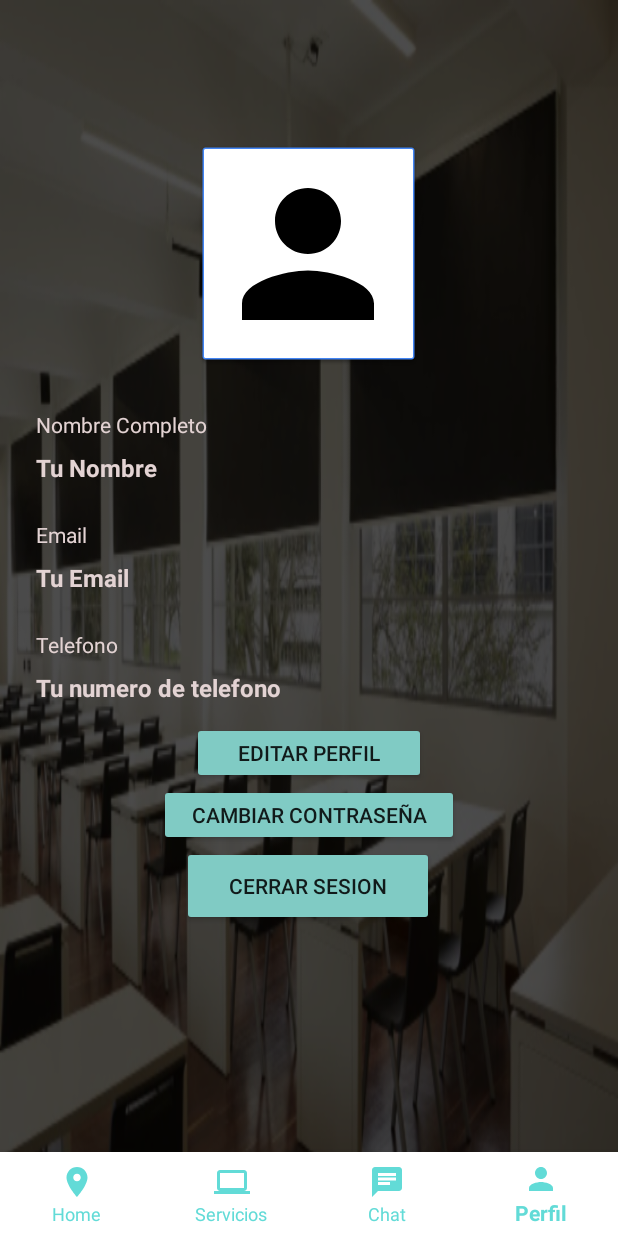
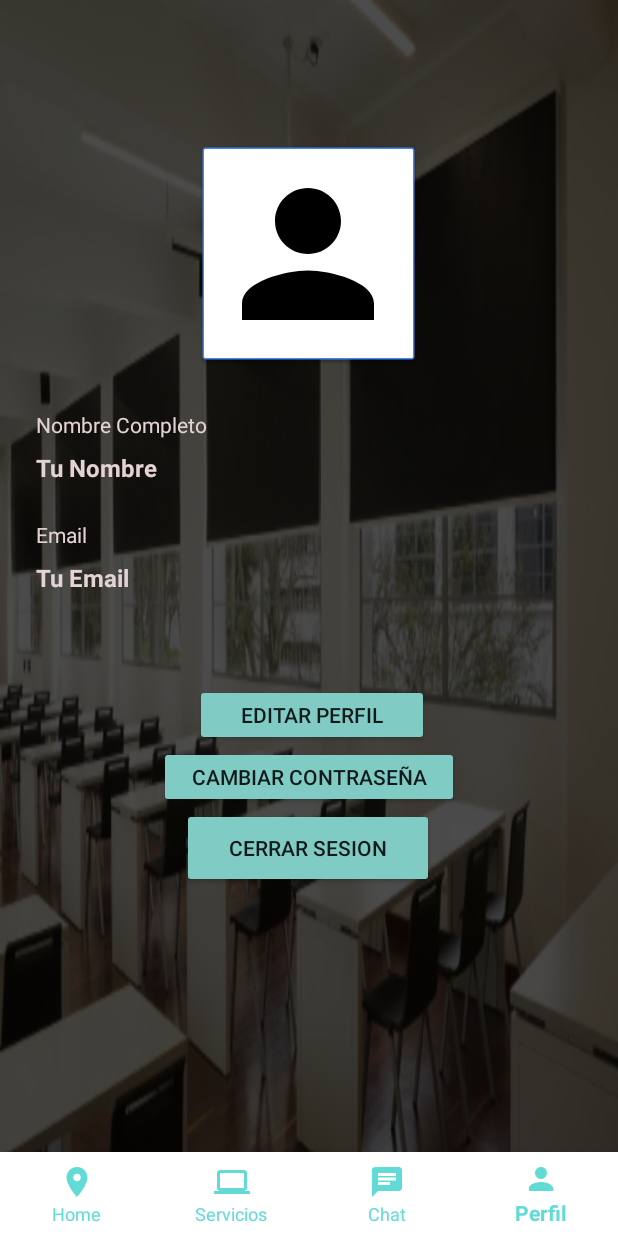
Before and after one commit to DaniENP/InfoStudentfBeta, an Android app: the screen it shows after launch once a user with an empty profile is signed in (MainMenu), on a phone screen of 412 x 824 dp. Run offline under Robolectric (Android 15) with nearby library versions, the phone set to English and light mode, and no system bars; our stand-ins replace Firebase (no records; nobody signed in at launch, a user with empty details on screens opened directly), Picasso.

Commit message:
Javadoc2withoutphone

```diff
--- a/app/src/main/java/com/example/infostudentfbeta/Authentication/EditProfile.java
+++ b/app/src/main/java/com/example/infostudentfbeta/Authentication/EditProfile.java
@@ -58,7 +58,6 @@ public class EditProfile extends AppCompatActivity {
         Intent data = getIntent();
         final String fullName = data.getStringExtra("fullName");
         String email = data.getStringExtra("email");
-        String phone = data.getStringExtra("phone");
 
         fAuth = FirebaseAuth.getInstance();
         fStore = FirebaseFirestore.getInstance();
@@ -67,7 +66,6 @@ public class EditProfile extends AppCompatActivity {
 
         profileFullName = findViewById(R.id.profileFullName);
         profileEmail = findViewById(R.id.profileEmailAddress);
-        profilePhone = findViewById(R.id.profilePhoneNo);
         profileImageView = findViewById(R.id.profileImageView);
         saveBtn = findViewById(R.id.saveProfileInfo);
 
@@ -111,7 +109,6 @@ public class EditProfile extends AppCompatActivity {
                         Map<String,Object> edited = new HashMap<>();
                         edited.put("email",email);
                         edited.put("fName",profileFullName.getText().toString());
-                        edited.put("phone",profilePhone.getText().toString());
                         docRef.update(edited).addOnSuccessListener(new OnSuccessListener<Void>() {
                             @Override
                             public void onSuccess(Void aVoid) {
@@ -139,9 +136,8 @@ public class EditProfile extends AppCompatActivity {
 
         profileEmail.setText(email);
         profileFullName.setText(fullName);
-        profilePhone.setText(phone);
 
-        Log.d(TAG, "onCreate: " + fullName + " " + email + " " + phone);
+        Log.d(TAG, "onCreate: " + fullName + " " + email);
     }
 
     /**
--- a/app/src/main/java/com/example/infostudentfbeta/Authentication/MainMenu.java
+++ b/app/src/main/java/com/example/infostudentfbeta/Authentication/MainMenu.java
@@ -72,7 +72,6 @@ public class MainMenu extends AppCompatActivity {
         bottomnav.setSelectedItemId(R.id.nav_profile);
         bottomnav.setOnNavigationItemSelectedListener(navlistener);
 
-        phone = findViewById(R.id.profilePhone);
         fullName = findViewById(R.id.profileName);
         email = findViewById(R.id.profileEmail);
         resetPassLocal = findViewById(R.id.resetPasswordLocal);
@@ -209,7 +208,6 @@ public class MainMenu extends AppCompatActivity {
                 Intent i = new Intent(v.getContext(), EditProfile.class);
                 i.putExtra("fullName", fullName.getText().toString());
                 i.putExtra("email", email.getText().toString());
-                i.putExtra("phone", phone.getText().toString());
                 startActivity(i);
 //
 
--- a/app/src/main/java/com/example/infostudentfbeta/Authentication/Register.java
+++ b/app/src/main/java/com/example/infostudentfbeta/Authentication/Register.java
@@ -58,7 +58,6 @@ public class Register extends AppCompatActivity {
         mFullName   = findViewById(R.id.fullName);
         mEmail      = findViewById(R.id.Email);
         mPassword   = findViewById(R.id.password);
-        mPhone      = findViewById(R.id.phone);
         mRegisterBtn= findViewById(R.id.RegisterBtn);
         mLoginBtn   = findViewById(R.id.createText);
 
@@ -82,7 +81,6 @@ public class Register extends AppCompatActivity {
                 final String email = mEmail.getText().toString().trim();
                 String password = mPassword.getText().toString().trim();
                 final String fullName = mFullName.getText().toString();
-                final String phone    = mPhone.getText().toString();
 
                 if(TextUtils.isEmpty(email)){
                     mEmail.setError("Se necesita un email.");
@@ -133,7 +131,6 @@ public class Register extends AppCompatActivity {
                             Map<String,Object> user = new HashMap<>();
                             user.put("fName",fullName);
                             user.put("email",email);
-                            user.put("phone",phone);
                             documentReference.set(user).addOnSuccessListener(new OnSuccessListener<Void>() {
                                 @Override
                                 public void onSuccess(Void aVoid) {
--- a/app/src/main/res/layout/activity_main_menu.xml
+++ b/app/src/main/res/layout/activity_main_menu.xml
@@ -56,33 +56,19 @@
         android:id="@+id/profileEmail"
         android:layout_width="0dp"
         android:layout_height="wrap_content"
+        android:layout_marginStart="8dp"
         android:layout_marginLeft="8dp"
         android:layout_marginTop="8dp"
+        android:layout_marginEnd="16dp"
         android:layout_marginRight="16dp"
         android:text="Tu Email"
         android:textColor="#E3D3D3"
         android:textSize="16sp"
         android:textStyle="bold"
         app:layout_constraintEnd_toEndOf="parent"
+        app:layout_constraintHorizontal_bias="0.0"
         app:layout_constraintStart_toEndOf="@+id/imageView3"
-        app:layout_constraintTop_toBottomOf="@+id/textView4"
-        android:layout_marginStart="8dp"
-        android:layout_marginEnd="16dp" />
-
-    <TextView
-        android:id="@+id/profilePhone"
-        android:layout_width="0dp"
-        android:layout_height="wrap_content"
-        android:layout_marginLeft="8dp"
-        android:layout_marginTop="8dp"
-        android:text="Tu numero de telefono"
-        android:textColor="#E3D3D3"
-        android:textSize="16sp"
-        android:textStyle="bold"
-        app:layout_constraintEnd_toEndOf="parent"
-        app:layout_constraintStart_toEndOf="@+id/imageView4"
-        app:layout_constraintTop_toBottomOf="@+id/textView5"
-        android:layout_marginStart="8dp" />
+        app:layout_constraintTop_toBottomOf="@+id/textView4" />
 
     <TextView
         android:id="@+id/verifyMsg"
@@ -182,30 +168,17 @@
         app:layout_constraintTop_toBottomOf="@+id/profileEmail"
         android:layout_marginStart="16dp" />
 
-    <TextView
-        android:id="@+id/textView5"
-        android:layout_width="0dp"
-        android:layout_height="wrap_content"
-        android:layout_marginLeft="8dp"
-        android:layout_marginRight="16dp"
-        android:text="Telefono"
-        android:textColor="#E3D3D3"
-        app:layout_constraintEnd_toEndOf="parent"
-        app:layout_constraintStart_toEndOf="@+id/imageView4"
-        app:layout_constraintTop_toTopOf="@+id/imageView4"
-        android:layout_marginStart="8dp"
-        android:layout_marginEnd="16dp" />
-
     <Button
         android:id="@+id/changeProfile"
         style="@style/Widget.AppCompat.Button.Colored"
         android:layout_width="156dp"
         android:layout_height="41dp"
-        android:layout_marginTop="12dp"
+        android:layout_marginTop="60dp"
         android:text="EDITAR PERFIL"
         app:layout_constraintEnd_toEndOf="parent"
+        app:layout_constraintHorizontal_bias="0.509"
         app:layout_constraintStart_toStartOf="parent"
-        app:layout_constraintTop_toBottomOf="@+id/profilePhone" />
+        app:layout_constraintTop_toBottomOf="@+id/profileEmail" />
 
     <com.google.android.material.bottomnavigation.BottomNavigationView
         android:id="@+id/bottom_navigation"
```
Also changed, not shown: app/src/main/res/layout/activity_edit_profile.xml (+6 -18 lines), app/src/main/res/layout/activity_register.xml (+5 -21 lines).
